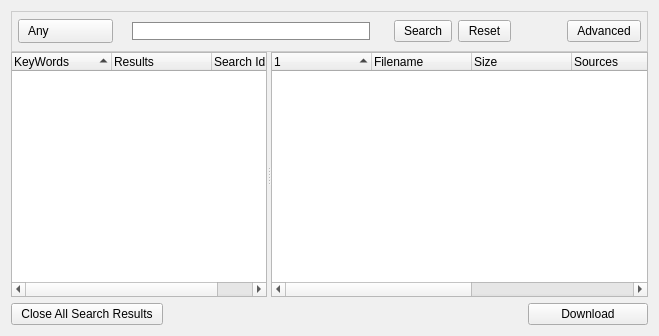
First picture: the form in retroshare-gui/src/gui/SearchDialog.ui, repository RetroShare/RetroShare, before the edit.
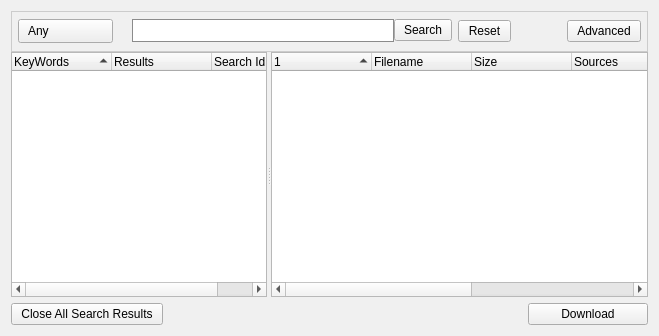
Second picture: the form after the edit. Icons and pictures are not drawn. Custom widgets are drawn as their Qt base class.

Commit message: redesign the search Button stylesheet. added change icon when Friends is not unreachable,

What changed in the file:
```diff
--- a/retroshare-gui/src/gui/SearchDialog.ui
+++ b/retroshare-gui/src/gui/SearchDialog.ui
@@ -560,10 +560,19 @@
 
 border: 1px solid #CCCCCC;}</string>
      </property>
-     <layout class="QGridLayout" name="gridLayout">
-      <property name="margin">
+     <layout class="QGridLayout" name="gridLayout_4">
+      <property name="leftMargin">
        <number>6</number>
       </property>
+      <property name="topMargin">
+       <number>2</number>
+      </property>
+      <property name="rightMargin">
+       <number>6</number>
+      </property>
+      <property name="bottomMargin">
+       <number>2</number>
+      </property>
       <item row="0" column="0">
        <widget class="QComboBox" name="FileTypeComboBox">
         <item>
@@ -666,6 +675,11 @@
        </spacer>
       </item>
       <item row="0" column="2">
+       <layout class="QGridLayout" name="gridLayout">
+        <property name="spacing">
+         <number>0</number>
+        </property>
+        <item row="0" column="0">
        <widget class="QLineEdit" name="lineEdit">
         <property name="sizePolicy">
          <sizepolicy hsizetype="Expanding" vsizetype="Fixed">
@@ -673,9 +687,15 @@
           <verstretch>0</verstretch>
          </sizepolicy>
         </property>
+          <property name="minimumSize">
+           <size>
+            <width>0</width>
+            <height>23</height>
+           </size>
+          </property>
         <property name="maximumSize">
          <size>
-          <width>558</width>
+            <width>1677777</width>
           <height>16777215</height>
          </size>
         </property>
@@ -687,27 +707,44 @@
 &lt;p style=&quot; margin-top:0px; margin-bottom:0px; margin-left:0px; margin-right:0px; -qt-block-indent:0; text-indent:0px;&quot;&gt;Enter a Keyword here&lt;/p&gt;&lt;/body&gt;&lt;/html&gt;</string>
         </property>
         <property name="styleSheet">
-         <string notr="true">border: 1px solid #8B8B8B;</string>
-        </property>
-       </widget>
+           <string notr="true">border: 1px solid #8B8B8B;
+</string>
+          </property>
+         </widget>
+        </item>
+        <item row="0" column="1">
+         <widget class="QPushButton" name="pushButtonsearch">
+          <property name="toolTip">
+           <string>Start Search</string>
+          </property>
+          <property name="styleSheet">
+           <string notr="true">QPushButton { 
+border-image: url(:/images/btn1.png) 4;
+border-width: 4;
+padding: 0px 6px;
+font-size: 12px;
+}
+
+*{
+color: black;
+}
+
+QPushButton:hover {
+border-image: url(:/images/btn2.png) 4;
+}
+
+QPushButton:pressed{
+border-image: url(:/images/btn3.png) 4;
+}</string>
+          </property>
+          <property name="text">
+           <string>Search</string>
+          </property>
+         </widget>
+        </item>
+       </layout>
       </item>
       <item row="0" column="3">
-       <spacer>
-        <property name="orientation">
-         <enum>Qt::Horizontal</enum>
-        </property>
-        <property name="sizeType">
-         <enum>QSizePolicy::Fixed</enum>
-        </property>
-        <property name="sizeHint" stdset="0">
-         <size>
-          <width>18</width>
-          <height>32</height>
-         </size>
-        </property>
-       </spacer>
-      </item>
-      <item row="0" column="5">
        <widget class="QPushButton" name="resetButton">
         <property name="toolTip">
          <string>Reset</string>
@@ -717,11 +754,14 @@
         </property>
        </widget>
       </item>
-      <item row="0" column="6">
+      <item row="0" column="4">
        <spacer>
         <property name="orientation">
          <enum>Qt::Horizontal</enum>
         </property>
+        <property name="sizeType">
+         <enum>QSizePolicy::Minimum</enum>
+        </property>
         <property name="sizeHint" stdset="0">
          <size>
           <width>50</width>
@@ -740,16 +780,6 @@
         </property>
        </widget>
       </item>
-      <item row="0" column="4">
-       <widget class="QPushButton" name="pushButtonsearch">
-        <property name="toolTip">
-         <string>Start Search</string>
-        </property>
-        <property name="text">
-         <string>Search</string>
-        </property>
-       </widget>
-      </item>
      </layout>
     </widget>
    </item>
```
Left out of the diff: 2 changed lines with no effect on the pictures. Lines whose indentation alone changed are shown as unchanged. The commit also changes 6 other files.
